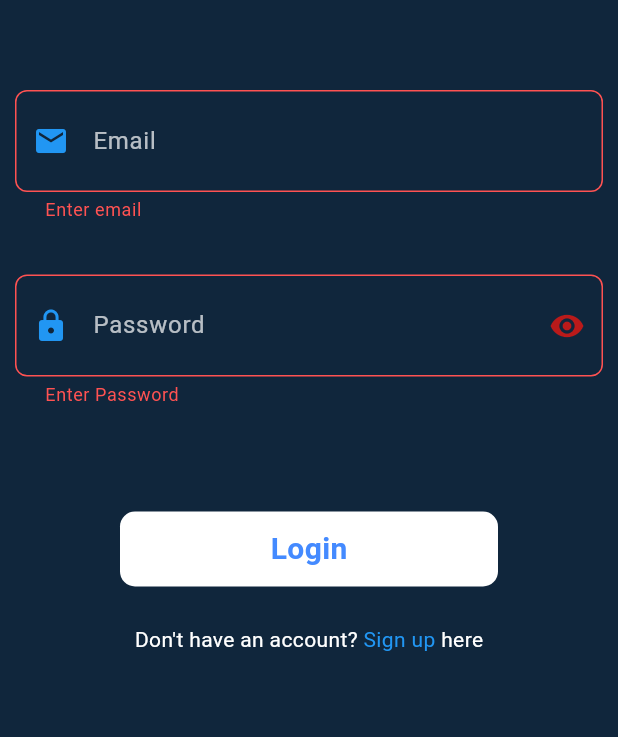
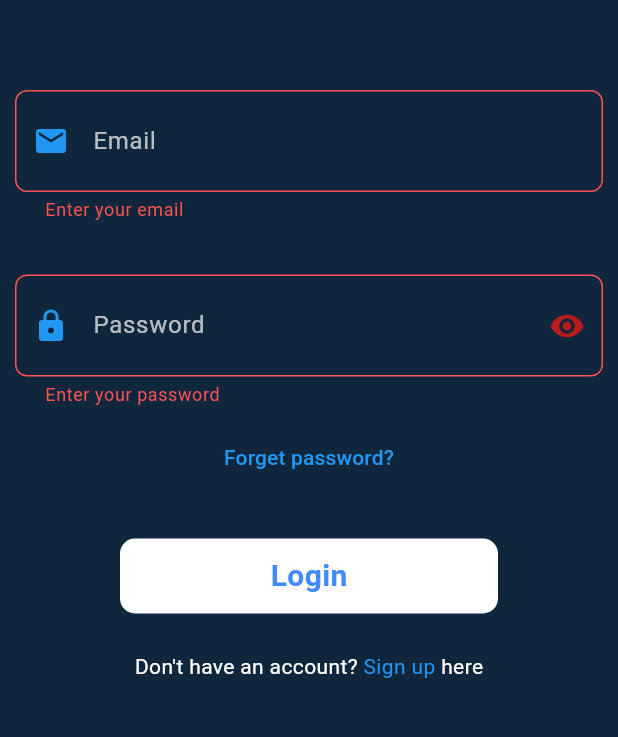
Before and after one commit to BakhtiarAhmed41/AudioTale, a Flutter app: the Home screen opened directly, after a tap on the "logout" icon, after a tap on "Login", on a phone screen of 412 x 824 dp, the part 459-1196 px from its top. Run offline on Flutter 3.47's test engine with Material 3 defaults, Android fonts, the phone set to English and light mode, and no system bars; our stand-ins replace firebase_auth, firebase_core, fluttertoast; accounts and stored records are empty.

Commit message:
Forgot password  functionality added

```diff
--- a/lib/home.dart
+++ b/lib/home.dart
@@ -3,6 +3,7 @@ import 'package:flutter/material.dart';
 import 'audio_books.dart';
 import 'community_creations.dart';
 import 'package:firebase_auth/firebase_auth.dart';
+import 'package:audio_tale/utils/toast.dart';
 
 class  Home extends StatefulWidget {
   const Home({super.key});
@@ -23,12 +24,14 @@ class _HomeState extends State<Home> {
         centerTitle: true,
         backgroundColor: const Color(0xff10263C),
         actions:  [IconButton(onPressed: (){
-          auth.signOut().then((value)=>
+          auth.signOut().then((value) {
+            toastMesage("Logged out successfully!", Colors.green);
             Navigator.pushReplacement(context,
             MaterialPageRoute(builder: (context) => const Login())
           ).onError((error, stackTrace) {
-
-          },));
+                toastMesage(error.toString(), Colors.red);
+          },);
+          });
         }, icon: const Icon(Icons.logout, size: 30,)),
         const SizedBox(width: 10,)],
 
--- a/lib/login_screen.dart
+++ b/lib/login_screen.dart
@@ -1,3 +1,4 @@
+import 'package:audio_tale/forgot_password.dart';
 import 'package:audio_tale/home.dart';
 import 'package:audio_tale/utils/toast.dart';
 import 'package:audio_tale/widgets/round_button.dart';
@@ -94,7 +95,7 @@ class _LoginState extends State<Login> {
                       ),
                       validator: (value) {
                         if (value!.isEmpty) {
-                          return "Enter email";
+                          return "Enter your email";
                         } else {
                           return null;
                         }
@@ -124,15 +125,20 @@ class _LoginState extends State<Login> {
                       ),
                       validator: (value) {
                         if (value!.isEmpty) {
-                          return "Enter Password";
+                          return "Enter your password";
                         } else {
                           return null;
                         }
                       },
                     ),
                   ),
+                  TextButton(onPressed: (){
+                    Navigator.push(context,
+                    MaterialPageRoute(builder: (context)=> ForgotPassword()));
+                  },
+                      child: const Text("Forget password?", style: TextStyle(color: Colors.blue)),),
                   const SizedBox(
-                    height: 60,
+                    height: 30,
                   ),
                   RoundButton(
                     title: 'Login',
```
Also changed, not shown: lib/forgot_password.dart (added, +74 -0 lines).
